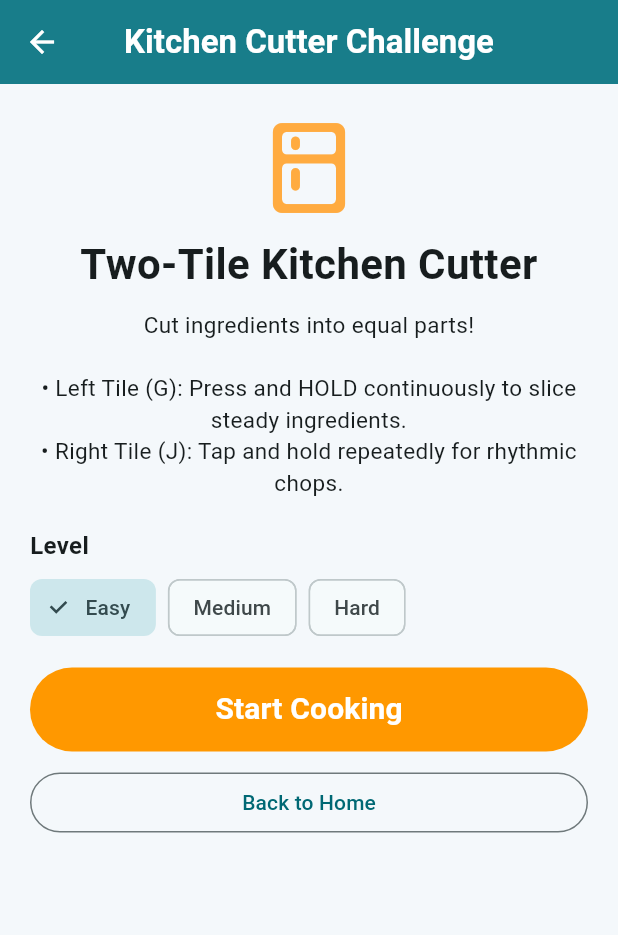
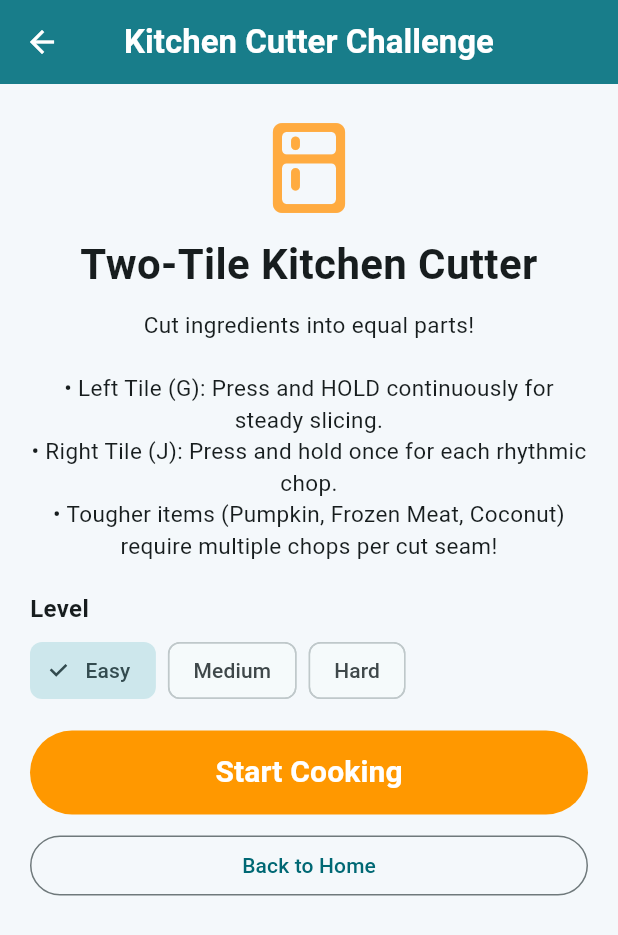
Before and after one commit to KahYing-KY/MDD-PushTile-Flutter, a Flutter app: the TwoTileKitchenCutterScreen screen opened directly, after a tap on "Start Cooking", after a tap on "End Session", after a tap on "Play Again", on a phone screen of 412 x 824 dp. Shown: the top 935 px of the screen. Run offline on Flutter 3.47's test engine with Material 3 defaults, Android fonts, the phone set to English and light mode, and no system bars; our stand-ins replace supabase_flutter; accounts and stored records are empty.

Commit message:
Updated the cutting game

```diff
--- a/lib/screens/cutting_game.dart
+++ b/lib/screens/cutting_game.dart
@@ -9,14 +9,27 @@ import 'training_history_service.dart';
 enum _Phase { setup, cutting, done }
 
 class _IngredientTask {
-  final int lane; // 0 = Left Tile (Hold to Slice), 1 = Right Tile (Tap & Hold per cut)
+  final int lane; // 0 = Left Tile (Hold continuously), 1 = Right Tile (Press per cut)
   final String name;
-  final double requiredDuration;
-  double progress = 0; // 0.0 to 1.0
-  int state = 0; // 0: pending, 1: active/cutting, 2: completed
-  double activeTime = 0;
+  final int totalPieces; // Total pieces desired
+  final int slicesPerCut; // Hits or hold multiplier per cut line
 
-  _IngredientTask(this.lane, this.name, this.requiredDuration);
+  int get totalCuts => max(1, totalPieces - 1);
+  int get totalHitsNeeded => totalCuts * slicesPerCut;
+
+  int completedHits = 0;
+  double holdProgress = 0.0;
+  int state = 0; // 0: pending, 1: active, 2: completed
+
+  _IngredientTask(this.lane, this.name, this.totalPieces, {this.slicesPerCut = 1});
+
+  double get progress => lane == 0
+      ? holdProgress
+      : (completedHits / totalHitsNeeded).clamp(0.0, 1.0);
+
+  int get completedCuts => lane == 0
+      ? (holdProgress * totalCuts).floor().clamp(0, totalCuts)
+      : (completedHits / slicesPerCut).floor().clamp(0, totalCuts);
 }
 
 const _ingredientColors = <String, Color>{
@@ -24,6 +37,21 @@ const _ingredientColors = <String, Color>{
   'Cucumber': Color(0xFF00E676),
   'Steak': Color(0xFFFF5252),
   'Cheese': Color(0xFFFFEA00),
+  'Pumpkin': Color(0xFFFF9800),
+  'Frozen Meat': Color(0xFF80DEEA),
+  'Pineapple': Color(0xFFFFD54F),
+  'Coconut': Color(0xFF8D6E63),
+};
+
+// Ingredient pools by difficulty
+const _easyPool = ['Carrot', 'Cucumber', 'Cheese', 'Pumpkin'];
+const _mediumPool = ['Carrot', 'Cucumber', 'Steak', 'Cheese', 'Pumpkin', 'Pineapple', 'Frozen Meat'];
+const _hardPool = ['Carrot', 'Steak', 'Pumpkin', 'Pineapple', 'Frozen Meat', 'Coconut'];
+
+int _getSlicesPerCut(String name) => switch (name) {
+      'Pumpkin' || 'Pineapple' || 'Frozen Meat' => 2,
+      'Coconut' => 3,
+      _ => 1,
     };
 
 class TwoTileKitchenCutterScreen extends StatefulWidget {
@@ -54,11 +82,21 @@ class _TwoTileKitchenCutterScreenState extends State<TwoTileKitchenCutterScreen>
   String _feedback = '';
   Color _feedbackColor = Colors.white;
 
-  List<String> get _ingredientList => switch (_difficulty) {
-        Difficulty.easy => ['Carrot', 'Cucumber', 'Carrot', 'Cucumber'],
-        Difficulty.medium => ['Carrot', 'Cucumber', 'Steak', 'Cheese', 'Carrot'],
-        Difficulty.hard => ['Steak', 'Cheese', 'Carrot', 'Cucumber', 'Steak', 'Cheese'],
+  List<String> _generateRandomTaskPool() {
+    final pool = switch (_difficulty) {
+      Difficulty.easy => _easyPool,
+      Difficulty.medium => _mediumPool,
+      Difficulty.hard => _hardPool,
     };
+
+    final itemCount = switch (_difficulty) {
+      Difficulty.easy => 4,
+      Difficulty.medium => 5,
+      Difficulty.hard => 6,
+    };
+
+    return List.generate(itemCount, (_) => pool[_random.nextInt(pool.length)]);
+  }
 
   @override
   void initState() {
@@ -78,14 +116,17 @@ class _TwoTileKitchenCutterScreenState extends State<TwoTileKitchenCutterScreen>
 
   void _makeTasks() {
     _tasks.clear();
-    for (final name in _ingredientList) {
+    final ingredients = _generateRandomTaskPool();
+
+    for (final name in ingredients) {
       final lane = _random.nextInt(2);
-      final duration = switch (_difficulty) {
-        Difficulty.easy => 3.0,
-        Difficulty.medium => 4.5,
-        Difficulty.hard => 6.0,
+      final pieces = switch (_difficulty) {
+        Difficulty.easy => 4,
+        Difficulty.medium => 5,
+        Difficulty.hard => 6,
       };
-      _tasks.add(_IngredientTask(lane, name, duration));
+      final slices = _getSlicesPerCut(name);
+      _tasks.add(_IngredientTask(lane, name, pieces, slicesPerCut: slices));
     }
     _currentTaskIndex = 0;
   }
@@ -125,13 +166,12 @@ class _TwoTileKitchenCutterScreenState extends State<TwoTileKitchenCutterScreen>
 
       final current = _tasks[_currentTaskIndex];
 
-      // Left Tile (Lane 0) continuous hold slice
+      // Lane 0: Continuous hold mechanism (Left Tile G)
       if (current.lane == 0 && current.state == 1) {
         if (input.isDown(_cells[0])) {
-          current.activeTime += 0.016;
-          current.progress = min(1.0, current.activeTime / current.requiredDuration);
-
-          if (current.progress >= 1.0) {
+          current.holdProgress += 0.012 / current.slicesPerCut;
+          if (current.holdProgress >= 1.0) {
+            current.holdProgress = 1.0;
             current.state = 2;
             _completeTask(current);
           }
@@ -144,7 +184,7 @@ class _TwoTileKitchenCutterScreenState extends State<TwoTileKitchenCutterScreen>
     _completed++;
     _combo++;
     _bestCombo = max(_bestCombo, _combo);
-    _score += (100 * (1 + _combo * 0.1)).round();
+    _score += (150 * (1 + _combo * 0.1)).round();
     _stats.add(PressResult.full);
     _flash('SLICE COMPLETE!', Colors.amberAccent);
     _currentTaskIndex++;
@@ -166,13 +206,18 @@ class _TwoTileKitchenCutterScreenState extends State<TwoTileKitchenCutterScreen>
         current.state = 1;
       }
 
-      // Right Tile (Lane 1) tap & hold per individual cut slice step
+      // Lane 1: Press per slice impact (Right Tile J)
       if (lane == 1) {
-        current.activeTime += 0.8;
-        current.progress = min(1.0, current.activeTime / current.requiredDuration);
+        current.completedHits++;
+
+        final hitInCurrentCut = ((current.completedHits - 1) % current.slicesPerCut) + 1;
+        if (current.slicesPerCut > 1 && hitInCurrentCut < current.slicesPerCut) {
+          _flash('HACK! ($hitInCurrentCut/${current.slicesPerCut})', Colors.orangeAccent);
+        } else {
           _flash('CHOP!', Colors.cyanAccent);
+        }
 
-        if (current.progress >= 1.0) {
+        if (current.completedHits >= current.totalHitsNeeded) {
           current.state = 2;
           _completeTask(current);
         }
@@ -186,7 +231,7 @@ class _TwoTileKitchenCutterScreenState extends State<TwoTileKitchenCutterScreen>
     if (lane < 0 || _currentTaskIndex >= _tasks.length) return;
 
     final current = _tasks[_currentTaskIndex];
-    if (lane == 0 && current.lane == 0 && current.state == 1 && current.progress < 1.0) {
+    if (lane == 0 && current.lane == 0 && current.state == 1 && current.holdProgress < 1.0) {
       setState(() {
         _flash('RELEASED EARLY!', Colors.orangeAccent);
       });
@@ -246,8 +291,9 @@ class _TwoTileKitchenCutterScreenState extends State<TwoTileKitchenCutterScreen>
           const SizedBox(height: 10),
           const Text(
             'Cut ingredients into equal parts!\n\n'
-            '• Left Tile (G): Press and HOLD continuously to slice steady ingredients.\n'
-            '• Right Tile (J): Tap and hold repeatedly for rhythmic chops.',
+            '• Left Tile (G): Press and HOLD continuously for steady slicing.\n'
+            '• Right Tile (J): Press and hold once for each rhythmic chop.\n'
+            '• Tougher items (Pumpkin, Frozen Meat, Coconut) require multiple chops per cut seam!',
             textAlign: TextAlign.center,
             style: TextStyle(fontSize: 15),
           ),
@@ -321,8 +367,8 @@ class _TwoTileKitchenCutterScreenState extends State<TwoTileKitchenCutterScreen>
           if (currentTask != null) ...[
             Text(
               currentTask.lane == 0
-                  ? 'Target: Hold Left Tile (G) Continuously'
-                  : 'Target: Press & Hold Right Tile (J) Repeatedly',
+                  ? 'Target: Hold Left Tile (G) Continuously ${currentTask.slicesPerCut > 1 ? "(${currentTask.slicesPerCut}x Toughness)" : ""}'
+                  : 'Target: Press Right Tile (J) (${currentTask.slicesPerCut}x per cut) [${currentTask.completedHits}/${currentTask.totalHitsNeeded}]',
               style: const TextStyle(color: Colors.cyanAccent, fontSize: 13, fontWeight: FontWeight.w600),
             ),
             const SizedBox(height: 4),
@@ -335,7 +381,6 @@ class _TwoTileKitchenCutterScreenState extends State<TwoTileKitchenCutterScreen>
             ),
           ],
           const SizedBox(height: 12),
-          // Controller Tiles UI matching G and J
           SizedBox(
             height: 100,
             child: Row(
@@ -386,7 +431,7 @@ class _TwoTileKitchenCutterScreenState extends State<TwoTileKitchenCutterScreen>
     return ListView(
       padding: const EdgeInsets.all(20),
       children: [
-        const Icon(Icons.done_all, size: 64, color: Colors.greenAccent),
+        const Icon(Icons.emoji_events, size: 64, color: Colors.amber),
         const SizedBox(height: 8),
         const Text('Cooking Session Complete!',
             textAlign: TextAlign.center,
@@ -465,7 +510,7 @@ class _KitchenCuttingPainter extends CustomPainter {
     );
     canvas.drawRRect(boardRect, Paint()..color = const Color(0xFF8D6E63));
 
-    // Wood Grain
+    // Wood Grain Lines
     final grainPaint = Paint()
       ..color = const Color(0xFF795548).withValues(alpha: 0.4)
       ..strokeWidth = 2
@@ -478,12 +523,14 @@ class _KitchenCuttingPainter extends CustomPainter {
 
     final center = Offset(size.width / 2, size.height * 0.60);
     final ingColor = _ingredientColors[currentTask!.name] ?? Colors.orange;
-    final progress = currentTask!.progress;
+    final progress = currentTask!.progress.clamp(0.0, 1.0);
 
-    // Task Label
+    // 2. Ingredient Name & Percentage Display
+    final toughnessBadge = currentTask!.slicesPerCut > 1 ? ' [${currentTask!.slicesPerCut}x Tough]' : '';
+    final percentText = '${(progress * 100).toStringAsFixed(0)}%';
     final textPainter = TextPainter(
       text: TextSpan(
-        text: '${currentTask!.name} - ${(progress * 100).toStringAsFixed(0)}%',
+        text: '${currentTask!.name}$toughnessBadge\n$percentText',
         style: const TextStyle(
           color: Colors.white,
           fontSize: 16,
@@ -491,26 +538,32 @@ class _KitchenCuttingPainter extends CustomPainter {
           shadows: [Shadow(blurRadius: 4, color: Colors.black)],
         ),
       ),
+      textAlign: TextAlign.center,
       textDirection: TextDirection.ltr,
     );
     textPainter.layout();
-    textPainter.paint(canvas, Offset(center.dx - textPainter.width / 2, center.dy - 95));
+    textPainter.paint(canvas, Offset(center.dx - textPainter.width / 2, center.dy - 105));
 
     const totalWidth = 240.0;
-    const totalSegments = 6;
-    final pieceWidth = totalWidth / totalSegments;
+    final totalPieces = currentTask!.totalPieces;
+    final totalCuts = currentTask!.totalCuts;
+    final pieceWidth = totalWidth / totalPieces;
+    final leftX = center.dx - (totalWidth / 2);
 
-    // Number of segments fully cut so far (0 to totalSegments)
-    final cutCount = (progress * totalSegments).floor();
+    final completedCutsCount = currentTask!.completedCuts;
+    final isFullyDone = progress >= 1.0 || completedCutsCount >= totalCuts;
 
-    // 2. Render Separated Cut Slices (Left side sliding outwards)
-    for (int i = 0; i < cutCount; i++) {
-      final distanceFromCenter = (i - (totalSegments / 2.0) + 0.5);
-      final pieceX = center.dx + (distanceFromCenter * pieceWidth) + (distanceFromCenter.sign * 16.0);
+    final numSeparatedSlices = isFullyDone ? totalPieces : completedCutsCount;
+
+    // 3. Render Cut Slices (Sliding cleanly leftwards away from remaining block)
+    for (int i = 0; i < numSeparatedSlices; i++) {
+      final origX = leftX + (i + 0.5) * pieceWidth;
+      final shiftLeft = 12.0 + (numSeparatedSlices - 1 - i) * 3.0;
+      final pieceX = origX - shiftLeft;
 
       final pieceRect = Rect.fromCenter(
         center: Offset(pieceX, center.dy),
-        width: pieceWidth - 4,
+        width: max(1.0, pieceWidth - 3),
         height: 60,
       );
 
@@ -519,29 +572,36 @@ class _KitchenCuttingPainter extends CustomPainter {
         Paint()..color = ingColor,
       );
 
+      // Top specular highlight
+      if (pieceWidth > 10) {
         canvas.drawRRect(
           RRect.fromRectAndRadius(
-          Rect.fromCenter(center: pieceRect.center.translate(0, -10), width: pieceWidth - 12, height: 10),
+            Rect.fromCenter(
+              center: pieceRect.center.translate(0, -10),
+              width: max(1.0, pieceWidth - 8),
+              height: 10,
+            ),
             const Radius.circular(5),
           ),
           Paint()..color = Colors.white.withValues(alpha: 0.3),
         );
+      }
 
-      // Dark edge cut line
-      final edgeX = pieceX + (pieceWidth / 2) - 2;
+      // Seam line on right edge of slice
+      final edgeX = pieceRect.right - 1;
       canvas.drawLine(
-        Offset(edgeX, center.dy - 30),
-        Offset(edgeX, center.dy + 30),
+        Offset(edgeX, center.dy - 28),
+        Offset(edgeX, center.dy + 28),
         Paint()
-          ..color = Colors.black.withValues(alpha: 0.6)
-          ..strokeWidth = 2.5,
+          ..color = Colors.black.withValues(alpha: 0.5)
+          ..strokeWidth = 2.0,
       );
     }
 
-    // 3. Render Remaining Uncut Whole Block (Right side remaining)
-    if (cutCount < totalSegments) {
-      final uncutLeftX = center.dx - (totalWidth / 2) + (cutCount * pieceWidth);
-      final uncutWidth = totalWidth - (cutCount * pieceWidth);
+    // 4. Render Remaining Uncut Block
+    if (!isFullyDone && numSeparatedSlices < totalPieces) {
+      final uncutLeftX = leftX + (numSeparatedSlices * pieceWidth);
+      final uncutWidth = totalWidth - (numSeparatedSlices * pieceWidth);
       final uncutCenter = Offset(uncutLeftX + (uncutWidth / 2), center.dy);
 
       final uncutRect = Rect.fromCenter(
@@ -550,53 +610,78 @@ class _KitchenCuttingPainter extends CustomPainter {
         height: 60,
       );
 
-      // Draw as one solid whole block (only rounding the outer right edge if part is cut)
-      final rRect = cutCount == 0
+      final rRect = numSeparatedSlices == 0
           ? RRect.fromRectAndRadius(uncutRect, const Radius.circular(12))
           : RRect.fromRectAndRadius(uncutRect, const Radius.circular(8));
 
       canvas.drawRRect(rRect, Paint()..color = ingColor);
 
-      // Glossy highlight spanning across the uncut block
+      if (uncutWidth > 12) {
         canvas.drawRRect(
           RRect.fromRectAndRadius(
-          Rect.fromCenter(center: uncutRect.center.translate(0, -10), width: uncutWidth - 16, height: 10),
+            Rect.fromCenter(
+              center: uncutRect.center.translate(0, -10),
+              width: max(1.0, uncutWidth - 10),
+              height: 10,
+            ),
             const Radius.circular(5),
           ),
           Paint()..color = Colors.white.withValues(alpha: 0.3),
         );
       }
-
-    // 4. Kitchen Knife Animation (positioned at the current cutting edge)
-    final knifeTargetX = center.dx - (totalWidth / 2) + (min(cutCount, totalSegments - 1) * pieceWidth);
-    double knifeYOffset = isHolding ? 10.0 : -45.0;
-    if (!isHolding && currentTask!.lane == 1) {
-      knifeYOffset = -25.0 + sin(animationTime * 20) * 12;
     }
 
-    final knifeCenter = Offset(knifeTargetX, center.dy - 75 + knifeYOffset);
+    // 5. Knife Target Position (Positioned strictly along cut lines 1 through totalCuts)
+    final double knifeTargetX;
+    if (currentTask!.lane == 0) {
+      final startCutX = leftX + pieceWidth;
+      final endCutX = leftX + totalCuts * pieceWidth;
+      knifeTargetX = startCutX + progress * (endCutX - startCutX);
+    } else {
+      final currentCutMark = min(completedCutsCount + 1, totalCuts);
+      knifeTargetX = leftX + currentCutMark * pieceWidth;
+    }
 
-    // Knife Blade
+    double knifeYOffset = -45.0;
+    if (currentTask!.lane == 0) {
+      knifeYOffset = isHolding
+          ? 5.0 + (sin(animationTime * 30) * 4.0)
+          : -45.0;
+    } else {
+      if (isHolding) {
+        knifeYOffset = 12.0;
+      } else {
+        knifeYOffset = -35.0 + (sin(animationTime * 12) * 4.0);
+      }
+    }
+
+    final knifeCenter = Offset(knifeTargetX, center.dy - 65 + knifeYOffset);
+
+    // Blade Path
     final bladePath = Path()
-      ..moveTo(knifeCenter.dx - 5, knifeCenter.dy)
+      ..moveTo(knifeCenter.dx - 6, knifeCenter.dy)
       ..lineTo(knifeCenter.dx + 6, knifeCenter.dy)
-      ..lineTo(knifeCenter.dx + 3, knifeCenter.dy + 90)
-      ..lineTo(knifeCenter.dx - 5, knifeCenter.dy + 90)
+      ..lineTo(knifeCenter.dx + 4, knifeCenter.dy + 85)
+      ..lineTo(knifeCenter.dx - 6, knifeCenter.dy + 85)
       ..close();
 
     canvas.drawPath(bladePath, Paint()..color = Colors.blueGrey.shade100);
 
-    // Blade Edge
+    // Blade Edge Highlight
     canvas.drawLine(
-      Offset(knifeCenter.dx - 5, knifeCenter.dy),
-      Offset(knifeCenter.dx - 5, knifeCenter.dy + 90),
+      Offset(knifeCenter.dx - 6, knifeCenter.dy),
+      Offset(knifeCenter.dx - 6, knifeCenter.dy + 85),
       Paint()
         ..color = Colors.white
         ..strokeWidth = 2,
     );
 
-    // Handle
-    final handleRect = Rect.fromCenter(center: knifeCenter.translate(0, -35), width: 16, height: 45);
+    // Knife Handle
+    final handleRect = Rect.fromCenter(
+      center: knifeCenter.translate(0, -32),
+      width: 14,
+      height: 42,
+    );
     canvas.drawRRect(
       RRect.fromRectAndRadius(handleRect, const Radius.circular(6)),
       Paint()..color = const Color(0xFF263238),
--- a/lib/screens/home_screen.dart
+++ b/lib/screens/home_screen.dart
@@ -148,10 +148,10 @@ class _HomeScreenState extends State<HomeScreen> {
                                                 ActionCard(
                   icon: Icons.lunch_dining_rounded,
                   color: kTeal,
-                  title: 'Burger Catch',
+                  title: 'Kitchen Cutter',
                   description:
-                      'Catch the falling ingredients by pushing tiles on the board.',
-                  buttonLabel: 'Play Burger Catch',
+                      'Cut ingredients by pushing tiles on the board.',
+                  buttonLabel: 'Play Kitchen Cutter',
                   onPressed: () => _go(const TwoTileKitchenCutterScreen()),
                 ),
                 ActionCard(
```
Also changed, not shown: 1 other file. Lines whose indentation alone changed are shown as unchanged.
